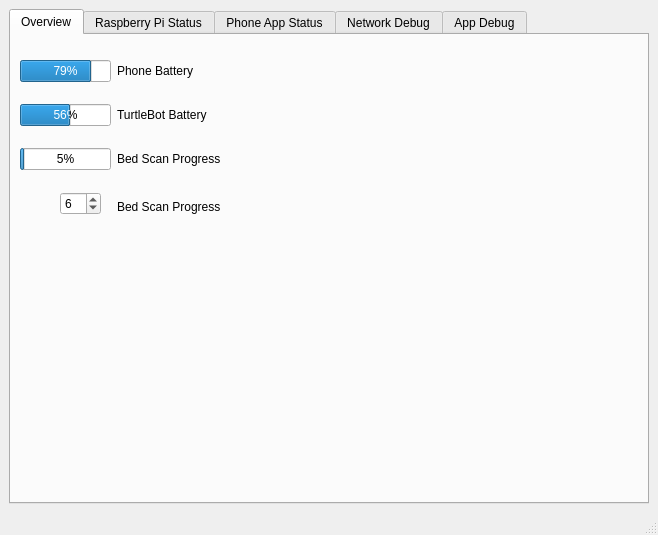
This is tcp-server/server_ui/form.ui in gtcodes22/Cubiclean_Farm_Robot as Qt 5 draws it before an edit. The edited form follows.
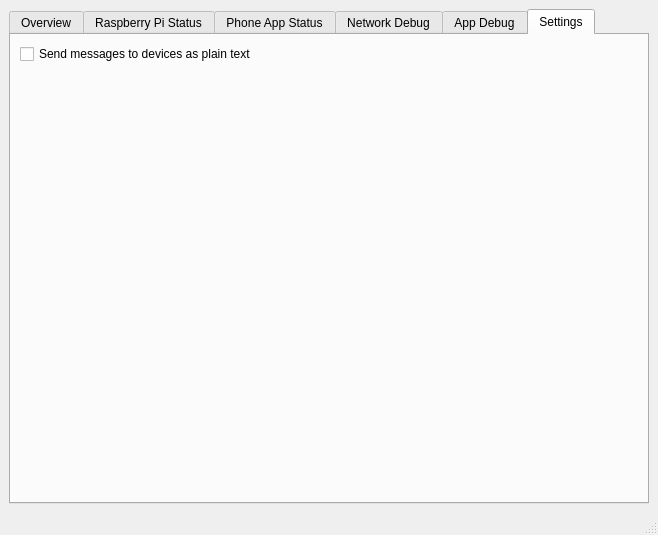
This is the edited form. The open tabs and pages were chosen to show the change.

```diff
--- a/tcp-server/server_ui/form.ui
+++ b/tcp-server/server_ui/form.ui
@@ -191,7 +191,7 @@
         <item row="7" column="1">
          <widget class="QLabel" name="label_32">
           <property name="text">
-           <string>Bed Scan Progress</string>
+           <string>Number of Bed Scan readings to take</string>
           </property>
          </widget>
         </item>
@@ -573,6 +573,33 @@
         </item>
        </layout>
       </widget>
+      <widget class="QWidget" name="tab_settings">
+       <attribute name="title">
+        <string>Settings</string>
+       </attribute>
+       <layout class="QGridLayout" name="gridLayout_2">
+        <item row="0" column="0">
+         <widget class="QCheckBox" name="checkBox_sendAsPlainText">
+          <property name="text">
+           <string>Send messages to devices as plain text</string>
+          </property>
+         </widget>
+        </item>
+        <item row="1" column="0">
+         <spacer name="verticalSpacer_7">
+          <property name="orientation">
+           <enum>Qt::Orientation::Vertical</enum>
+          </property>
+          <property name="sizeHint" stdset="0">
+           <size>
+            <width>20</width>
+            <height>40</height>
+           </size>
+          </property>
+         </spacer>
+        </item>
+       </layout>
+      </widget>
      </widget>
     </item>
    </layout>
```
Left out of the diff: 4 changed lines with no effect on the pictures.
